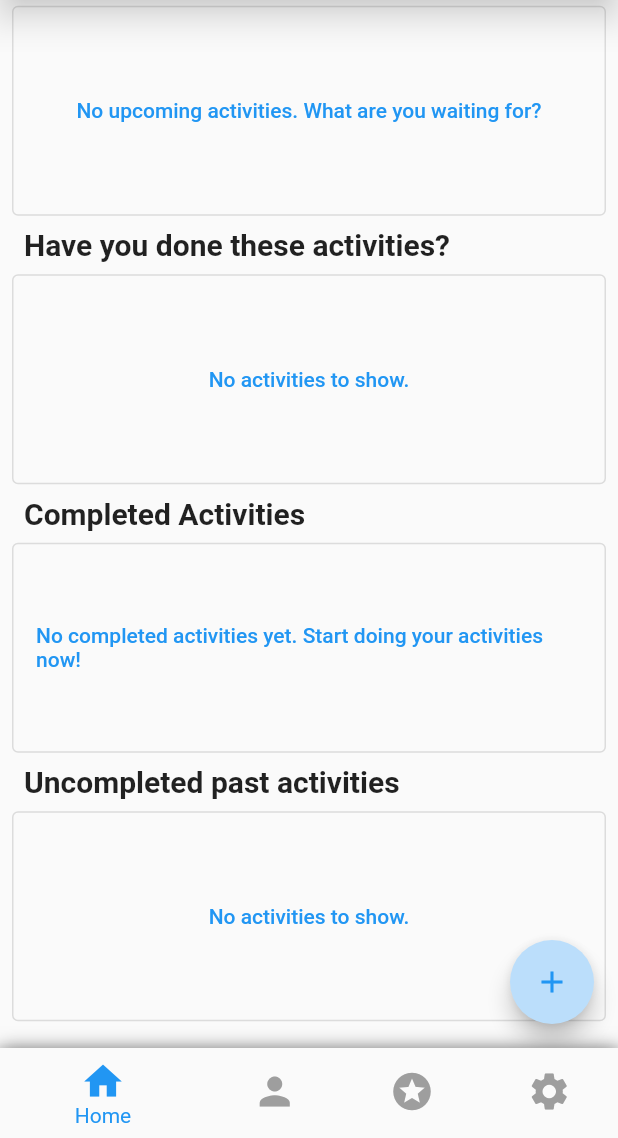
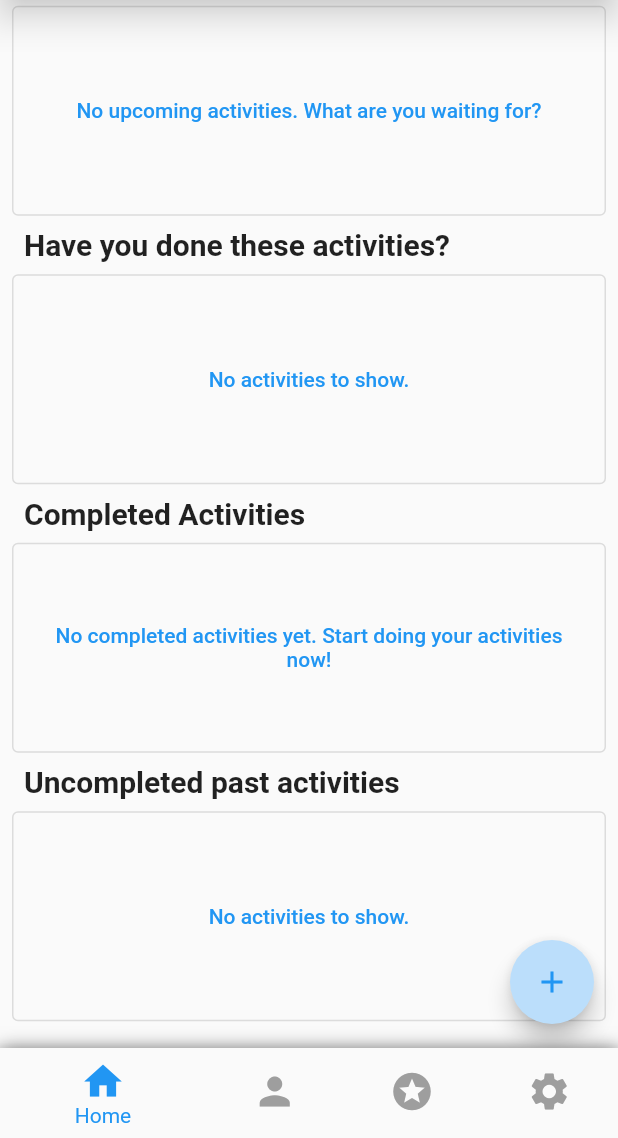
Before and after one commit to JeffZincatz/PlanNUS, a Flutter app: the screen it shows once a user with an empty profile is signed in, scrolled down 367 dp, on a phone screen of 412 x 824 dp, the part 98-1236 px from its top. Run offline on Flutter 3.47's test engine with Material 2 defaults, Android fonts, the phone set to English and light mode, and no system bars; drawn by our look-alikes of pull_to_refresh; our stand-ins replace cloud_firestore, file_picker, firebase_auth, firebase_core, firebase_storage, fl_chart and 8 more; missing offline and left inert: flutter_radar_chart, flutter_social_content_share, ical, icalendar_parser, social_share; accounts and stored records are empty.

Commit message:
centred empty card text alignment

```diff
--- a/lib/screens/home/home_elements/EmptyCardWithText.dart
+++ b/lib/screens/home/home_elements/EmptyCardWithText.dart
@@ -9,7 +9,7 @@ class EmptyCardWithText extends StatelessWidget {
   Widget build(BuildContext context) {
     return OutlinedButton(
       onPressed: () {},
-      child: Center(child: Text(text)),
+      child: Center(child: Text(text, textAlign: TextAlign.center,)),
     );
   }
 }
```
